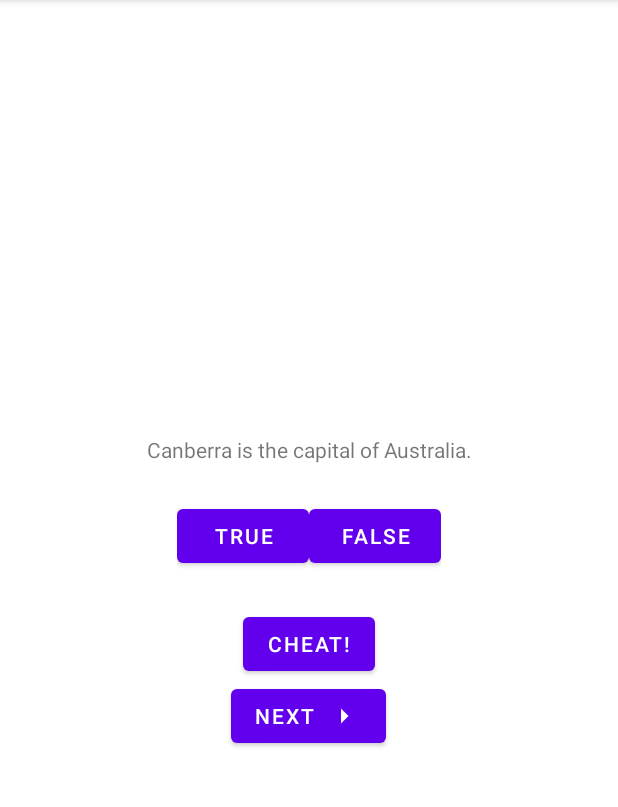
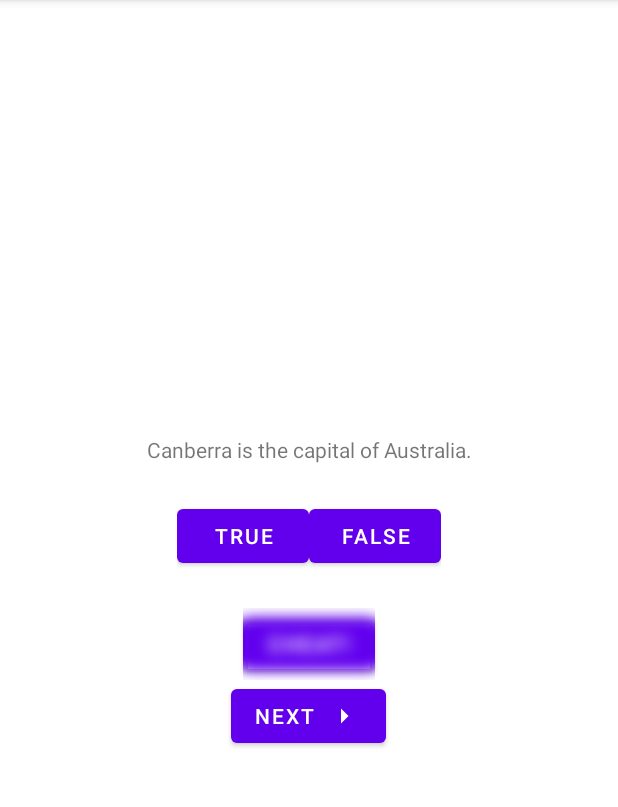
Before and after one commit to Bang28/PA-7-part-1, an Android app: the screen it shows after launch (MainActivity), after a tap on "FALSE", on a phone screen of 412 x 824 dp, the part 84-891 px from its top. Run offline under Robolectric (Android 15) with nearby library versions, the phone set to English and light mode, and no system bars.

Commit message:
MainActivity: Blurring the cheat button

```diff
--- a/app/src/main/java/com/bignerdranch/android/uas/MainActivity.kt
+++ b/app/src/main/java/com/bignerdranch/android/uas/MainActivity.kt
@@ -95,6 +95,9 @@ class MainActivity : AppCompatActivity() {
                 cheatLauncher.launch(intent)
             }
 
+            updateQuestion()
+            blurCheatButton()
+
         }
 
     }
```
